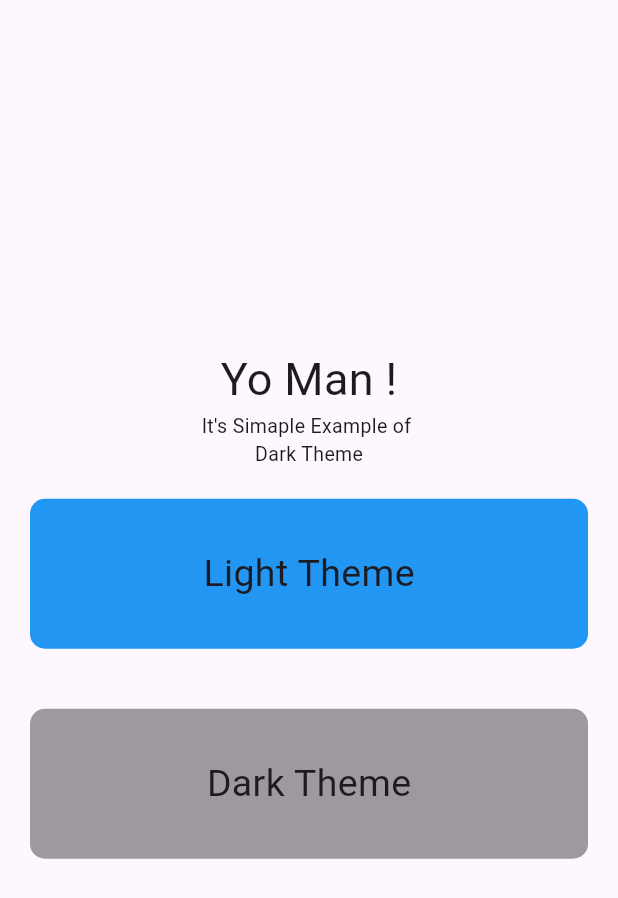
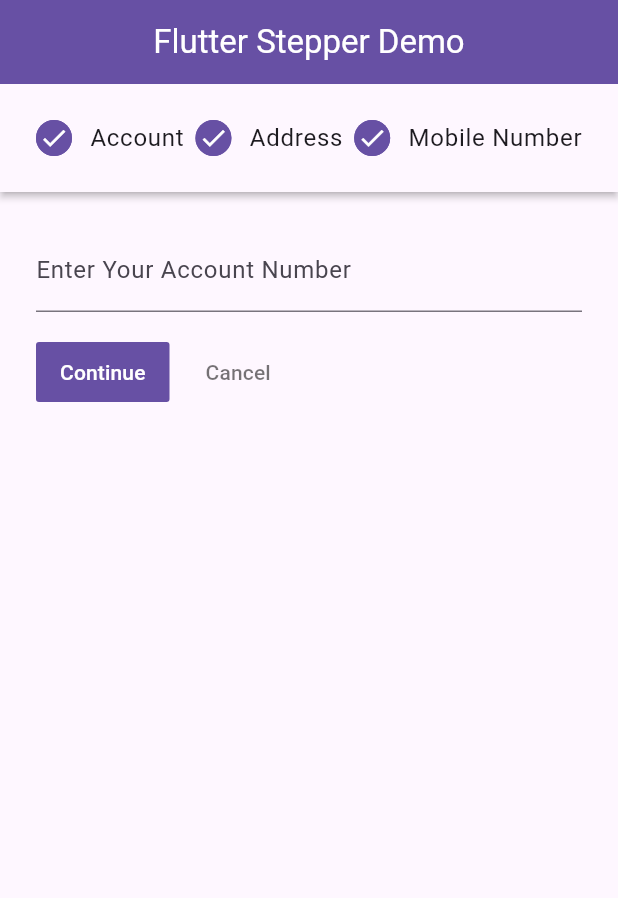
Before and after one commit to fenishpatel3150/advflutter_ch1, a Flutter app: the screen it shows after launch, on a phone screen of 412 x 824 dp. Shown: the top 898 px of the screen. Run offline on Flutter 3.47's test engine with Material 3 defaults, Android fonts, the phone set to English and light mode, and no system bars.

Commit message:
25-04-2024

```diff
--- a/lib/main.dart
+++ b/lib/main.dart
@@ -1,6 +1,10 @@
 
+import 'package:advflutter_ch1/screen/Stepper/views/Stepper_Screen.dart';
+import 'package:advflutter_ch1/screen/Stepper/views/Stepper_Screen2.dart';
 import 'package:advflutter_ch1/screen/home/views/Theme_change.dart';
 import 'package:flutter/material.dart';
+
+import 'screen/home/views/Switch_Theme-Screen.dart';
 
 void main() {
   runApp(const MyApp());
@@ -15,7 +19,9 @@ class MyApp extends StatelessWidget {
     return MaterialApp(
       debugShowCheckedModeBanner: false
       ,routes: {
-        '/': (context)=>theme_screen(),
+      '/': (context)=>Stepper_Screen2(),
+        '/Stepper': (context)=>Stepper_Screen(),
+        '/theme': (context)=>theme_screen(),
       },
     );
   }
--- /dev/null
+++ b/lib/screen/Stepper/views/Stepper_Screen.dart
@@ -0,0 +1,66 @@
+import 'package:advflutter_ch1/utlis/global/Stepper.dart';
+import 'package:flutter/material.dart';
+
+class Stepper_Screen extends StatefulWidget {
+  const Stepper_Screen({super.key});
+
+  @override
+  State<Stepper_Screen> createState() => _Stepper_ScreenState();
+}
+
+class _Stepper_ScreenState extends State<Stepper_Screen> {
+  @override
+  Widget build(BuildContext context) {
+    return Scaffold(
+      appBar: AppBar(
+        backgroundColor: Color(0xff6750a4),
+        title: Center(child: Text('Flutter Stepper Demo',style: TextStyle(color: Colors.white),)),
+      ),
+      body: Stepper(
+        currentStep: Stepperglobalvalues.stepperindex,
+          connectorColor: MaterialStatePropertyAll(
+            Color(0xff6750a4)
+          ),
+          onStepContinue: () {
+            setState(() {
+              if(Stepperglobalvalues.stepperindex==Stepperglobalvalues.stepperstop)
+                {
+                  Stepperglobalvalues.stepperindex=2;
+                }
+              else{
+                Stepperglobalvalues.stepperindex++;
+              }
+            });
+
+          },
+          onStepCancel: () {
+          setState(() {
+            if(Stepperglobalvalues.stepperindex==2)
+              {
+
+                Stepperglobalvalues.stepperindex--;
+              }
+            else{
+
+              Stepperglobalvalues.stepperindex=0;
+            }
+          });
+          },
+          stepIconBuilder: (stepIndex, stepState) {
+            return CircleAvatar(
+              backgroundColor: Color(0xff6750a4),
+              child:Icon(Icons.done,size: 20,color: Colors.white,),
+            );
+          },
+             onStepTapped: (value) {
+
+             },
+          steps:
+          [
+            Step(title: Text('Account'), content: TextField(decoration: InputDecoration(label: Text('Enter Your Account Number')),)),
+            Step(title: Text('Address'), content: TextField(decoration: InputDecoration(label: Text('Enter Your Address')),)),
+            Step(title: Text('Mobile Number'), content: TextField(decoration: InputDecoration(label: Text('Enter Your Mobile Number')),)),
+          ]),
+    );
+  }
+}
--- /dev/null
+++ b/lib/screen/Stepper/views/Stepper_Screen2.dart
@@ -0,0 +1,65 @@
+import 'package:advflutter_ch1/utlis/global/Stepper.dart';
+import 'package:flutter/material.dart';
+
+class Stepper_Screen2 extends StatefulWidget {
+  const Stepper_Screen2({super.key});
+
+  @override
+  State<Stepper_Screen2> createState() => _Stepper_Screen2State();
+}
+
+class _Stepper_Screen2State extends State<Stepper_Screen2> {
+  @override
+  Widget build(BuildContext context) {
+    return Scaffold(
+      appBar: AppBar(
+        backgroundColor: Color(0xff6750a4),
+        title: Center(child: Text('Flutter Stepper Demo',style: TextStyle(color: Colors.white),)),
+      ),
+      body: Stepper(
+        type: StepperType.horizontal,
+          currentStep: Stepperglobalvalues.stepperindex,
+          connectorColor: MaterialStatePropertyAll(
+              Color(0xff6750a4)
+          ),
+          onStepContinue: () {
+            setState(() {
+              if(Stepperglobalvalues.stepperindex==Stepperglobalvalues.stepperstop)
+              {
+                Stepperglobalvalues.stepperindex=2;
+              }
+              else{
+                Stepperglobalvalues.stepperindex++;
+              }
+            });
+
+          },
+          onStepCancel: () {
+            setState(() {
+              if(Stepperglobalvalues.stepperindex==2)
+              {
+
+                Stepperglobalvalues.stepperindex--;
+              }
+              else{
+
+                Stepperglobalvalues.stepperindex=0;
+              }
+            });
+          },
+          stepIconBuilder: (stepIndex, stepState) {
+            return CircleAvatar(
+              backgroundColor: Color(0xff6750a4),
+              child:Icon(Icons.done,size: 20,color: Colors.white,),
+            );
+          },
+
+          steps:
+          [
+            Step(title: Text('Account'), content: TextField(decoration: InputDecoration(label: Text('Enter Your Account Number')),)),
+            Step(title: Text('Address'), content: TextField(decoration: InputDecoration(label: Text('Enter Your Address')),)),
+            Step(title: Text('Mobile Number'), content: TextField(decoration: InputDecoration(label: Text('Enter Your Mobile Number')),)),
+          ]),
+    );
+  }
+}
--- a/lib/screen/home/views/Switch_Theme-Screen.dart
+++ b/lib/screen/home/views/Switch_Theme-Screen.dart
@@ -33,7 +33,7 @@ class _switch_themeState extends State<switch_theme> {
             height: 100,
             width: 400,
             decoration: BoxDecoration(
-              color: Colors.black38,
+              color: Colors.black12,
               borderRadius: BorderRadius.all(Radius.circular(10))
             ),
             child: Center(child: Text('Dark Theme',style: TextStyle(fontSize: 25),)),
--- /dev/null
+++ b/lib/utlis/global/Stepper.dart
@@ -0,0 +1,6 @@
+import 'package:flutter/material.dart';
+
+class Stepperglobalvalues{
+  static int stepperindex=0;
+  static int stepperstop=2;
+ }
```
Also changed, not shown: 1 other file.
